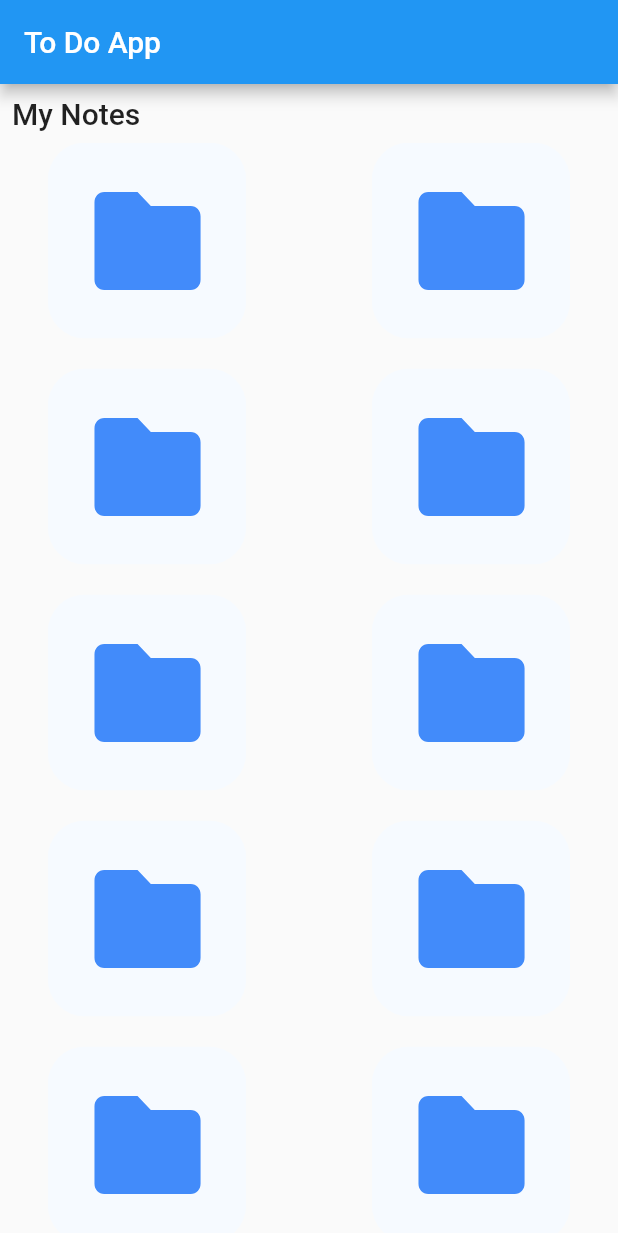
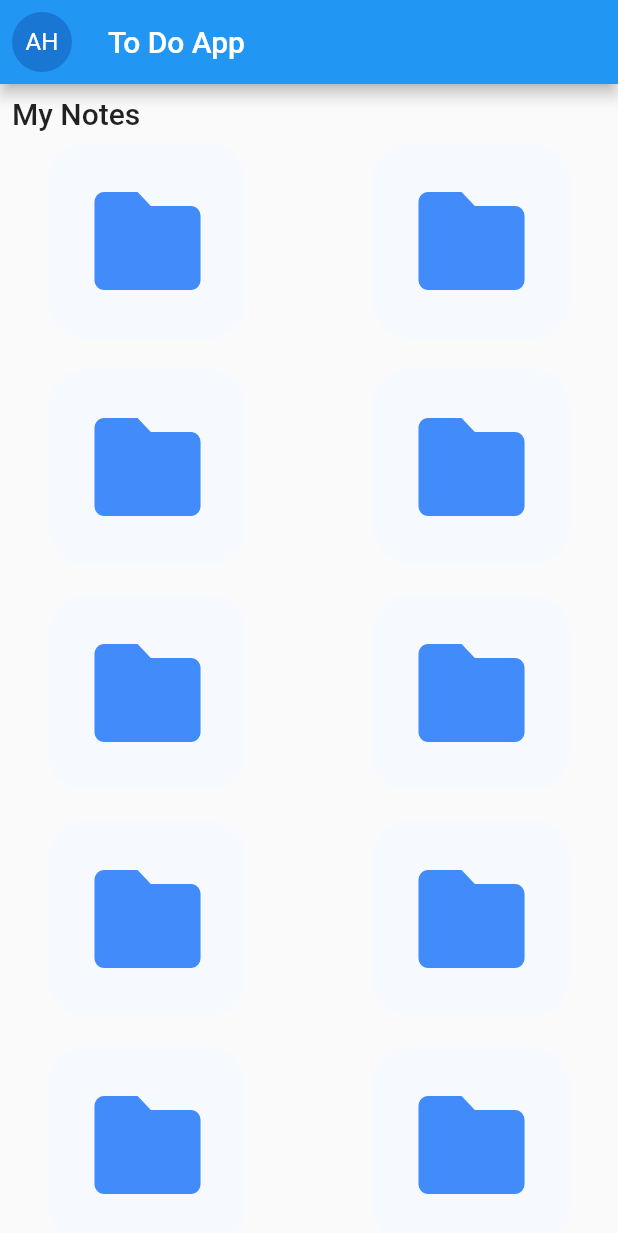
Before and after one commit to ahmetgezmen/todo-app-pp, a Flutter app: the screen it shows after launch, on a phone screen of 412 x 824 dp. Shown: the top 1233 px of the screen. Run offline on Flutter 3.47's test engine with Material 2 defaults, Android fonts, the phone set to English and light mode, and no system bars; our stand-ins replace firebase_core, flutter_svg; accounts and stored records are empty.

```diff
--- a/lib/pages/home_page.dart
+++ b/lib/pages/home_page.dart
@@ -15,6 +15,17 @@ class _MyHomePageState extends State<MyHomePage> {
   Widget build(BuildContext context) {
     return Scaffold(
       appBar: AppBar(
+        leading: Padding(
+          padding: EdgeInsets.all(widget.paddingNumber),
+          child: InkWell(
+            onTap: () {
+
+            },
+            child: const CircleAvatar(
+              child: Text("AH"),
+            ),
+          ),
+        ),
         title: const Text(BaseConstant.appName),
       ),
       body: Column(
@@ -22,7 +33,9 @@ class _MyHomePageState extends State<MyHomePage> {
         children: [
           Padding(
             padding: EdgeInsets.only(
-                left: widget.paddingNumber, top: widget.paddingNumber,bottom: widget.paddingNumber),
+                left: widget.paddingNumber,
+                top: widget.paddingNumber,
+                bottom: widget.paddingNumber),
             child: Text(
               BaseConstant.myNotes,
               style: Theme.of(context).textTheme.titleLarge,
```
